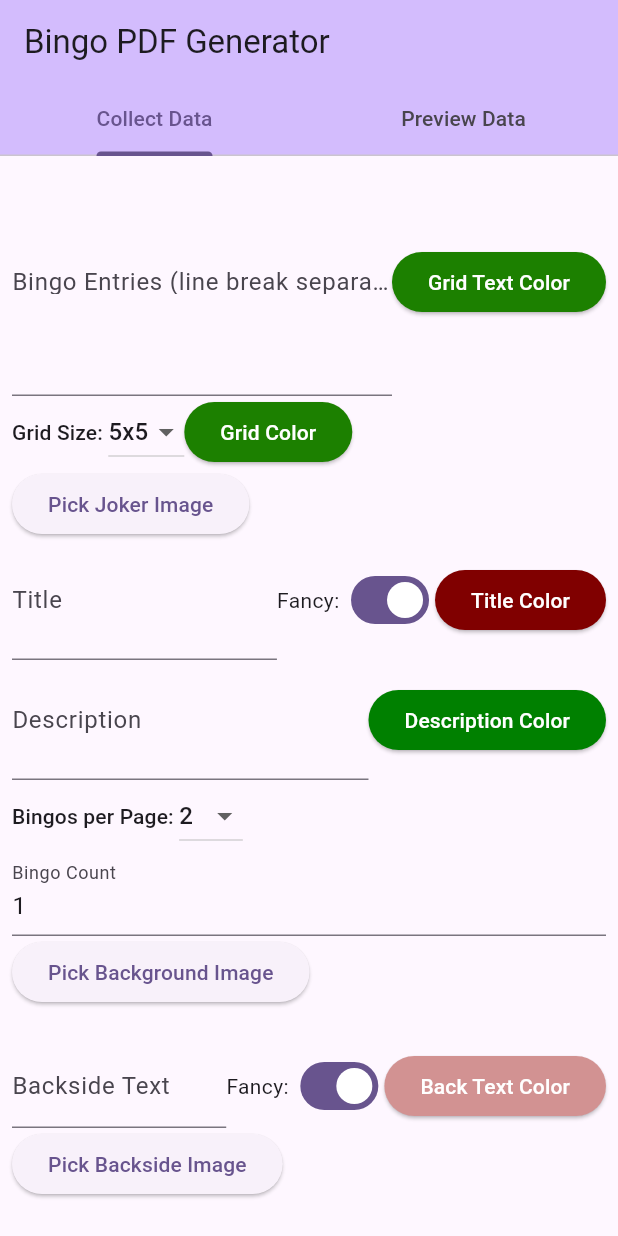
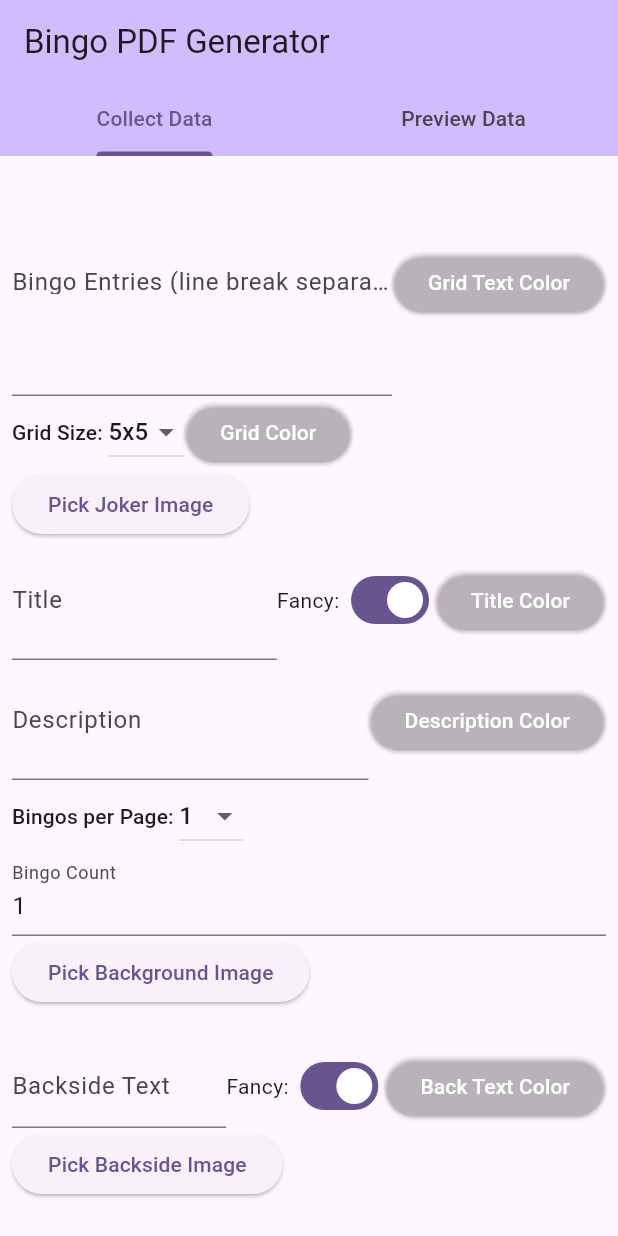
Before and after one commit to mitjaimmonen/bingo, a Flutter app: the screen it shows after launch, on a phone screen of 412 x 824 dp. Run offline on Flutter 3.47's test engine with Material 3 defaults, Android fonts, the phone set to English and light mode, and no system bars; our stand-ins replace bloc, flutter_bloc, localstorage, pdf, printing; missing offline and left inert: dart:html, flex_color_picker.

Commit message:
feat: font size scaling, table constant size, transparent table background color, restore more save data on open

```diff
--- a/lib/collect_data_view.dart
+++ b/lib/collect_data_view.dart
@@ -55,6 +55,17 @@ class _CollectDataViewState extends State<CollectDataView> {
           (bloc.state as BingoLoaded).pdfData.bingoCount.toString();
       bloc.backsideController.text =
           (bloc.state as BingoLoaded).pdfData.backsideText ?? '';
+      gridSize = (bloc.state as BingoLoaded).pdfData.gridSize;
+      bingosPerPage = (bloc.state as BingoLoaded).pdfData.bingosPerPage;
+      titleColor =
+          Color((bloc.state as BingoLoaded).pdfData.titleColor.toInt());
+      descriptionColor =
+          Color((bloc.state as BingoLoaded).pdfData.descriptionColor.toInt());
+      backsideTextColor =
+          Color((bloc.state as BingoLoaded).pdfData.backsideTextColor.toInt());
+      gridColor = Color((bloc.state as BingoLoaded).pdfData.gridColor.toInt());
+      gridTextColor =
+          Color((bloc.state as BingoLoaded).pdfData.gridTextColor.toInt());
     }
   }
 
```
Also changed, not shown: lib/pdf_generator.dart (+61 -13 lines).
